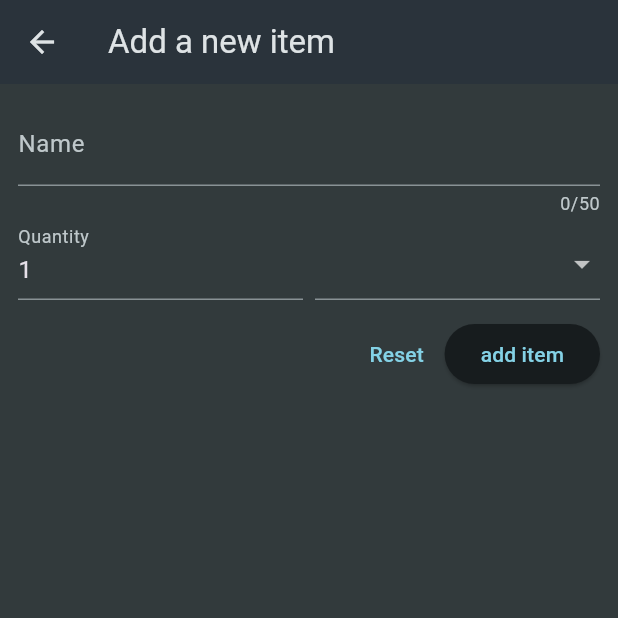
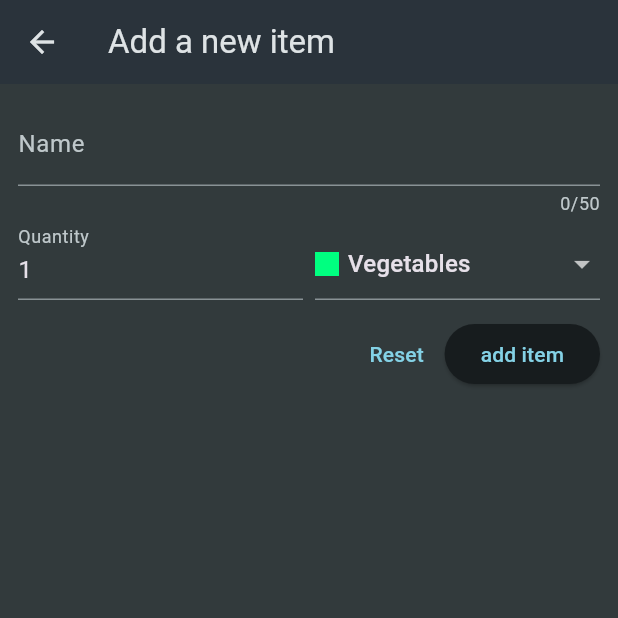
Before and after one commit to 12kishansingh/shopping_list, a Flutter app: the screen it shows after launch, after a tap on the "add" icon, on a phone screen of 412 x 824 dp, the top half of it. Run offline on Flutter 3.47's test engine with Material 3 defaults, Android fonts, the phone set to English and light mode, and no system bars.

Commit message:
yeah that's all for now

```diff
--- a/lib/grocery_list.dart
+++ b/lib/grocery_list.dart
@@ -1,6 +1,7 @@
 import 'package:flutter/material.dart';
-import 'package:shopping_list/dummy_items.dart';
+//import 'package:shopping_list/dummy_items.dart';// can delete the entire file if you want
 import 'package:shopping_list/new_item.dart';
+import 'package:shopping_list/grocery_item.dart';
 
 class GroceryList extends StatefulWidget {
   const GroceryList({super.key});
@@ -10,16 +11,56 @@ class GroceryList extends StatefulWidget {
 }
 
 class _GroceryListState extends State<GroceryList> {
-  void _addItem() {
-    Navigator.of(context).push(
+  final List<GroceryItem> _groceryItems = [];
+
+  void _addItem() async {
+    final newItem = await Navigator.of(context).push<GroceryItem>(
       MaterialPageRoute(
         builder: (ctx) => const NewItem(),
       ),
     );
+    if (newItem == null) {
+      return;
+    }
+    setState(() {
+      _groceryItems.add(newItem);
+    });
+  }
+  void _removeItem(GroceryItem item){
+    setState(() {
+      _groceryItems.remove(item);
+    });
   }
 
   @override
   Widget build(BuildContext context) {
+    Widget content = const Center(
+      child: Text('no items added yet.'),
+    );
+
+    if (_groceryItems.isNotEmpty) {
+      content = ListView.builder(
+        itemCount: _groceryItems.length,
+
+        itemBuilder: (ctx, index) => Dismissible(
+          onDismissed: (didChange){
+            _removeItem(_groceryItems[index]);
+          },
+          key: ValueKey(_groceryItems[index].id),
+          child: ListTile(
+            title: Text(_groceryItems[index].name),
+            leading: Container(
+              width: 24,
+              height: 24,
+              color: _groceryItems[index].category.color,
+            ),
+            trailing: Text(
+              _groceryItems[index].quantity.toString(),
+            ),
+          ),
+        ),
+      );
+    }
     return Scaffold(
       appBar: AppBar(
         title: const Text('your groceries'),
@@ -30,20 +71,7 @@ class _GroceryListState extends State<GroceryList> {
           ),
         ],
       ),
-      body: ListView.builder(
-        itemCount: groceryItems.length,
-        itemBuilder: (ctx, index) => ListTile(
-          title: Text(groceryItems[index].name),
-          leading: Container(
-            width: 24,
-            height: 24,
-            color: groceryItems[index].category.color,
-          ),
-          trailing: Text(
-            groceryItems[index].quantity.toString(),
-          ),
-        ),
-      ),
+      body: content,
     );
   }
 }
--- a/lib/new_item.dart
+++ b/lib/new_item.dart
@@ -1,6 +1,7 @@
 import 'package:flutter/material.dart';
-
+import 'package:shopping_list/category.dart';
 import 'package:shopping_list/categories.dart';
+import 'package:shopping_list/grocery_item.dart';
 
 class NewItem extends StatefulWidget {
   const NewItem({super.key});
@@ -12,10 +13,23 @@ class NewItem extends StatefulWidget {
 }
 
 class _NewItemState extends State<NewItem> {
-final _formKey=GlobalKey<FormState>();
+  final _formKey = GlobalKey<FormState>();
+  var _enteredName = '';
+  var _enteredQuantity = 1;
+  var _selectedCategory = categories[Categories.vegetables]!;
 
-void _saveItem(){
-  _formKey.currentState!.validate();// method provided
+  void _saveItem() {
+    if (_formKey.currentState!.validate()) {
+      _formKey.currentState!.save();
+      Navigator.of(context).pop(
+        GroceryItem(
+          id: DateTime.now().toString(),
+          name: _enteredName,
+          quantity: _enteredQuantity,
+          category: _selectedCategory,
+        ),
+      );
+    }
   }
 
   @override
@@ -40,12 +54,13 @@ void _saveItem(){
                       value.isEmpty ||
                       value.trim().length <= 1 ||
                       value.trim().length >= 50) {
-
                     return 'Must be between 1 and 50 characters.';
                   }
                   return null;
                 },
-
+                onSaved: (value) {
+                  _enteredName = value!;
+                },
               ), // instead of TextField()
               Row(
                 crossAxisAlignment: CrossAxisAlignment.end,
@@ -56,23 +71,25 @@ void _saveItem(){
                         label: Text('Quantity'),
                       ),
                       keyboardType: TextInputType.number,
-                      initialValue: '1',
+                      initialValue: _enteredQuantity.toString(),
                       validator: (value) {
                         if (value == null ||
                             value.isEmpty ||
-                      int.tryParse(value)==null||
-                      int.tryParse(value)!<=0) {
-
+                            int.tryParse(value) == null ||
+                            int.tryParse(value)! <= 0) {
                           return 'Must be a valid positive number.';
                         }
                         return null;
+                      },
+                      onSaved: (value) {
+                        _enteredQuantity = int.parse(value!);
                       },
                     ),
                   ),
                   const SizedBox(width: 8),
                   Expanded(
                     child: DropdownButtonFormField(
-
+                      value: _selectedCategory,
                       items: [
                         for (final category in categories.entries)
                           DropdownMenuItem(
@@ -90,7 +107,11 @@ void _saveItem(){
                             ),
                           ),
                       ],
-                      onChanged: (value) {},
+                      onChanged: (value) {
+                        setState(() {
+                          _selectedCategory = value!;
+                        });
+                      },
                     ),
                   ),
                 ],
```
Lines whose indentation alone changed are shown as unchanged.
